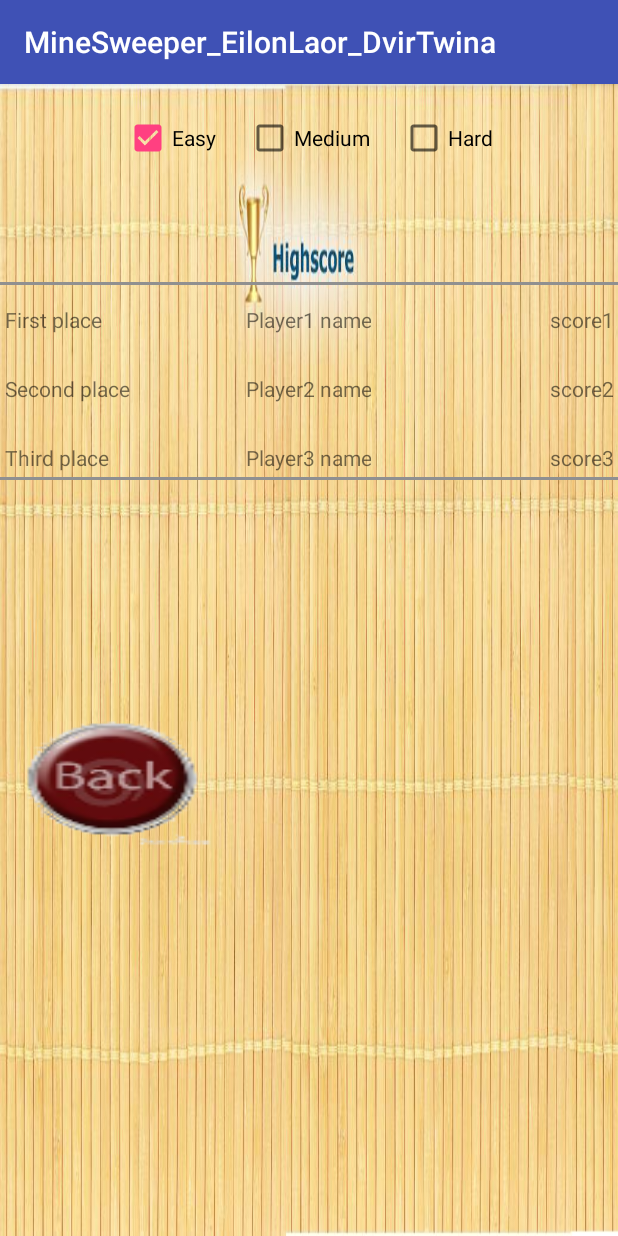
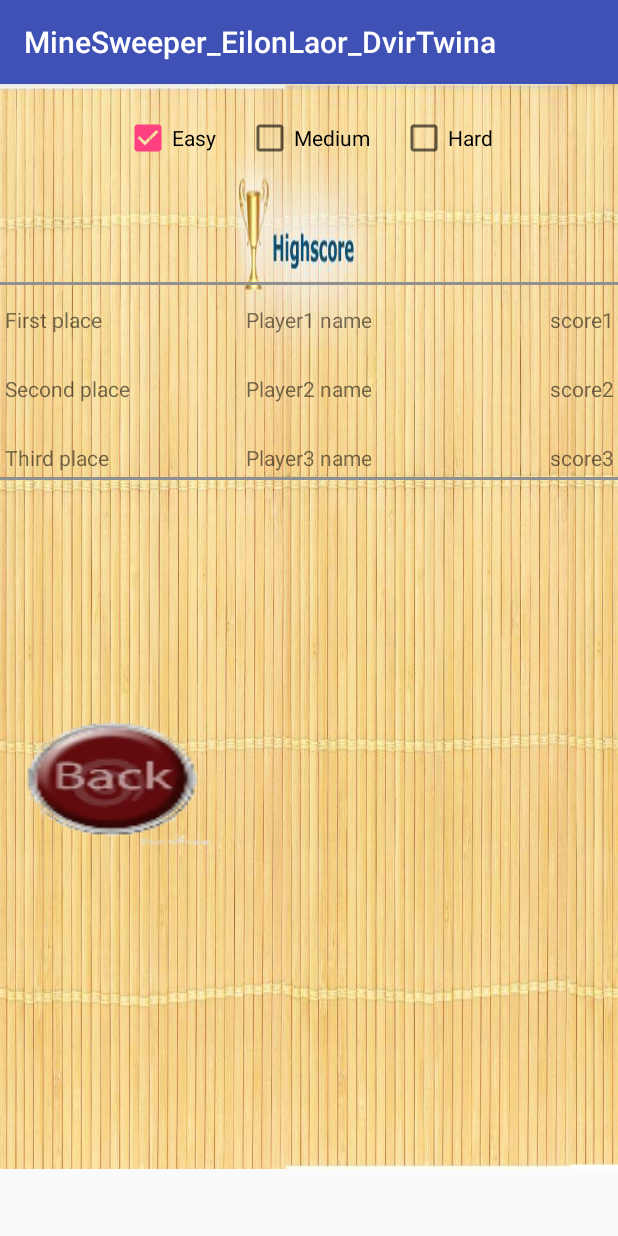
Before and after one commit to EilonLa/MineSweeper_201340882_305644320, an Android app: the HighScores screen opened directly, with no data from a screen before it, on a phone screen of 412 x 824 dp. Run offline under Robolectric (Android 15) with nearby library versions, the phone set to English and light mode, and no system bars.

Commit message:
Eilon Laor & Dvir Twina

```diff
--- a/app/src/main/res/layout/high_scores.xml
+++ b/app/src/main/res/layout/high_scores.xml
@@ -1,8 +1,13 @@
 <?xml version="1.0" encoding="utf-8"?>
 <RelativeLayout xmlns:android="http://schemas.android.com/apk/res/android"
-    android:orientation="vertical" android:layout_width="match_parent"
+    android:orientation="vertical"
     android:background="@drawable/highscoresback"
-    android:layout_height="match_parent">
+    android:scaleType="centerCrop"
+    android:layout_width="wrap_content"
+    android:layout_height="wrap_content"
+    android:fitsSystemWindows="true"
+
+    >
 
     <LinearLayout xmlns:android="http://schemas.android.com/apk/res/android"
         android:orientation="horizontal"
--- a/app/src/main/res/layout/login.xml
+++ b/app/src/main/res/layout/login.xml
@@ -1,7 +1,7 @@
 <?xml version="1.0" encoding="utf-8"?>
 <RelativeLayout xmlns:android="http://schemas.android.com/apk/res/android"
-    android:layout_width="fill_parent"
-    android:layout_height="fill_parent"
+    android:layout_width="wrap_content"
+    android:layout_height="wrap_content"
     android:background="@drawable/background"
     android:scaleType = "centerCrop"
     android:fitsSystemWindows="true">
```
